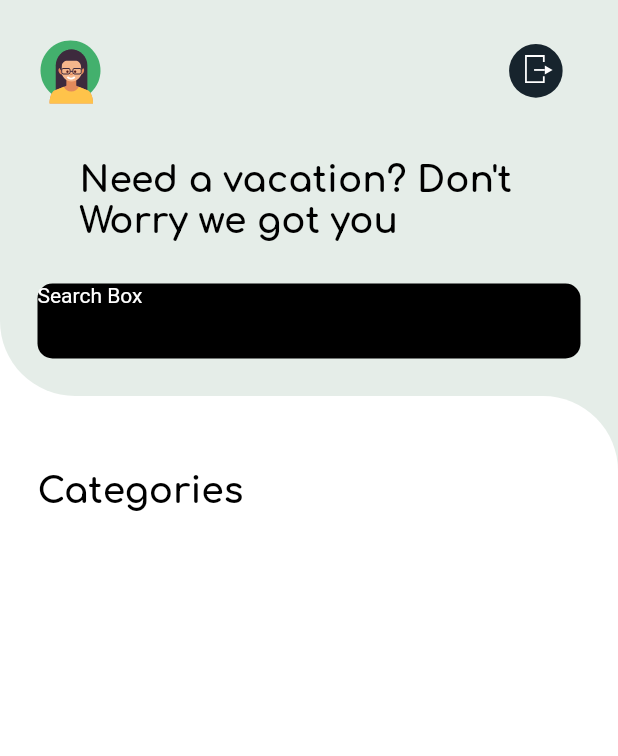
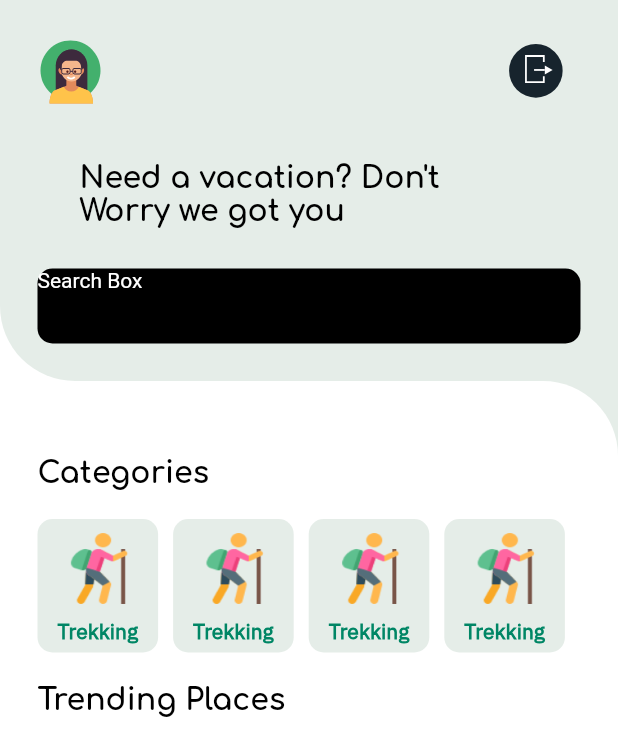
Before and after one commit to Ayush783/travel-app-flutter-1, a Flutter app: the screen it shows after launch, on a phone screen of 412 x 824 dp. Shown: the top 756 px of the screen. Run offline on Flutter 3.47's test engine with Material 2 defaults, Android fonts, the phone set to English and light mode, and no system bars; our stand-ins replace bloc, firebase_auth, flutter_svg; accounts and stored records are empty.

Commit message:
Home Screen changes

```diff
--- a/lib/constants/const_textstyles.dart
+++ b/lib/constants/const_textstyles.dart
@@ -5,11 +5,9 @@ TextStyle styleText(Color col, FontWeight wei, double size) {
       color: col, fontWeight: wei, fontSize: size, fontFamily: 'IBM');
 }
 
-TextStyle headingStyle() {
-  return TextStyle(
-    color: Colors.black,
-    fontWeight: FontWeight.bold,
-    fontFamily: "Comfortaa",
-    fontSize: 24,
-  );
-}
+const TextStyle headingStyle = TextStyle(
+  color: Colors.black,
+  fontWeight: FontWeight.bold,
+  fontFamily: "Comfortaa",
+  fontSize: 20,
+);
--- a/lib/travel_app.dart
+++ b/lib/travel_app.dart
@@ -1,5 +1,5 @@
 import 'package:flutter/material.dart';
-import 'package:travel_app/ui/home_screen.dart';
+import 'package:travel_app/ui/home/home_screen.dart';
 import 'package:travel_app/ui/sign_in_screen.dart';
 import 'package:travel_app/ui/sign_up_screen.dart';
 
--- a/lib/ui/home_screen.dart
+++ b/lib/ui/home/home_screen.dart
@@ -2,6 +2,7 @@ import 'package:flutter/material.dart';
 import 'package:flutter_svg/svg.dart';
 import 'package:travel_app/constants/const_colors.dart';
 import 'package:travel_app/constants/const_textstyles.dart';
+import 'package:travel_app/ui/home/widgets/const_ui.dart';
 
 class HomeScreen extends StatefulWidget {
   const HomeScreen({Key? key}) : super(key: key);
@@ -59,7 +60,7 @@ class _HomeScreenState extends State<HomeScreen> {
                             EdgeInsets.symmetric(horizontal: 28, vertical: 28),
                         child: Text(
                           "Need a vacation? Don't Worry we got you",
-                          style: headingStyle(),
+                          style: headingStyle,
                         ),
                       )
                     ],
@@ -101,11 +102,27 @@ class _HomeScreenState extends State<HomeScreen> {
                 children: [
                   Text(
                     "Categories",
-                    style: headingStyle(),
+                    style: headingStyle,
+                  ),
+                  Container(
+                    margin: EdgeInsets.symmetric(vertical: 20),
+                    child: Wrap(
+                      spacing: 10.0,
+                      children: [
+                        Categories(),
+                        Categories(),
+                        Categories(),
+                        Categories(),
+                      ],
+                    ),
+                  ),
+                  Text(
+                    "Trending Places",
+                    style: headingStyle,
                   )
                 ],
               ),
-            )
+            ),
           ],
         ));
   }
--- /dev/null
+++ b/lib/ui/home/widgets/const_ui.dart
@@ -0,0 +1,39 @@
+import 'package:flutter/material.dart';
+import 'package:flutter_svg/svg.dart';
+import 'package:travel_app/constants/const_colors.dart';
+import 'package:travel_app/constants/const_textstyles.dart';
+
+class Categories extends StatelessWidget {
+  // final String? category;
+  // final SvgPicture? picture;
+  const Categories({Key? key}) : super(key: key);
+  @override
+  Widget build(BuildContext context) {
+    return Container(
+      decoration: BoxDecoration(
+          color: green_light, borderRadius: BorderRadius.circular(10)),
+      child: Column(
+        children: [
+          Padding(
+              padding: EdgeInsets.all(8),
+              child: Container(
+                width: (MediaQuery.of(context).size.width - 50 - 40) / 5,
+                // width: 60,
+                height: 50,
+                child: Image(
+                  image: AssetImage("assets/icons/trekking.png"),
+                  fit: BoxFit.fill,
+                ),
+              )),
+          Text(
+            "Trekking",
+            style: styleText(green, FontWeight.w600, 14),
+          ),
+          SizedBox(
+            height: 5,
+          )
+        ],
+      ),
+    );
+  }
+}
```
Also changed, not shown: assets/icons/trekking.png (added).
